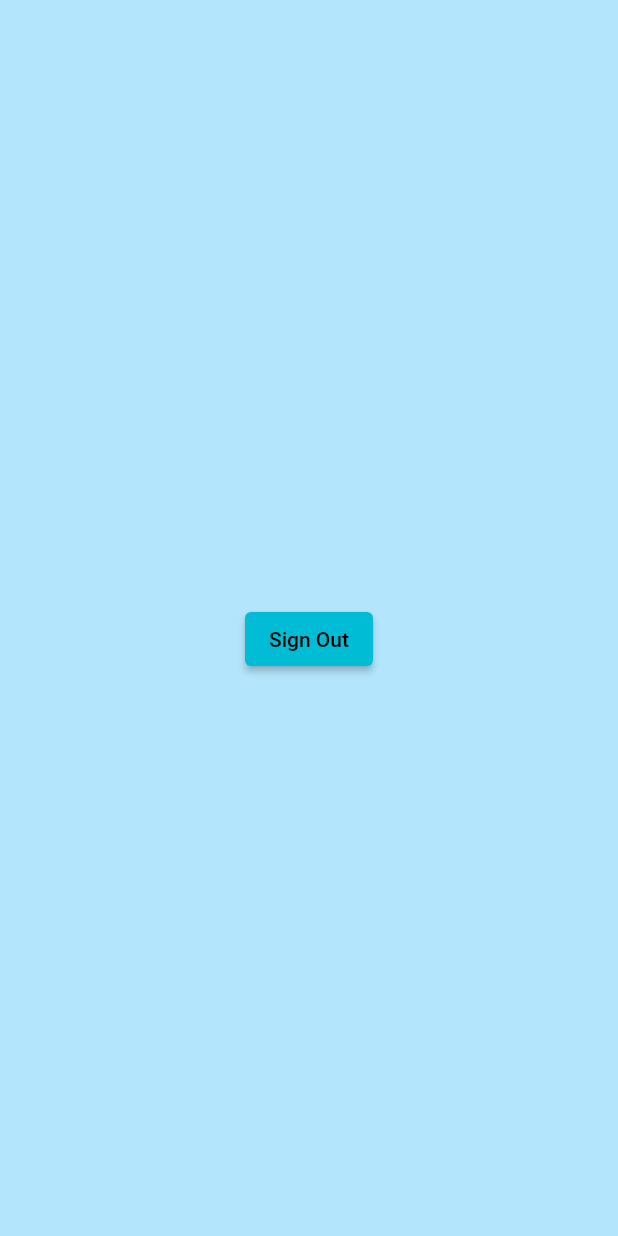
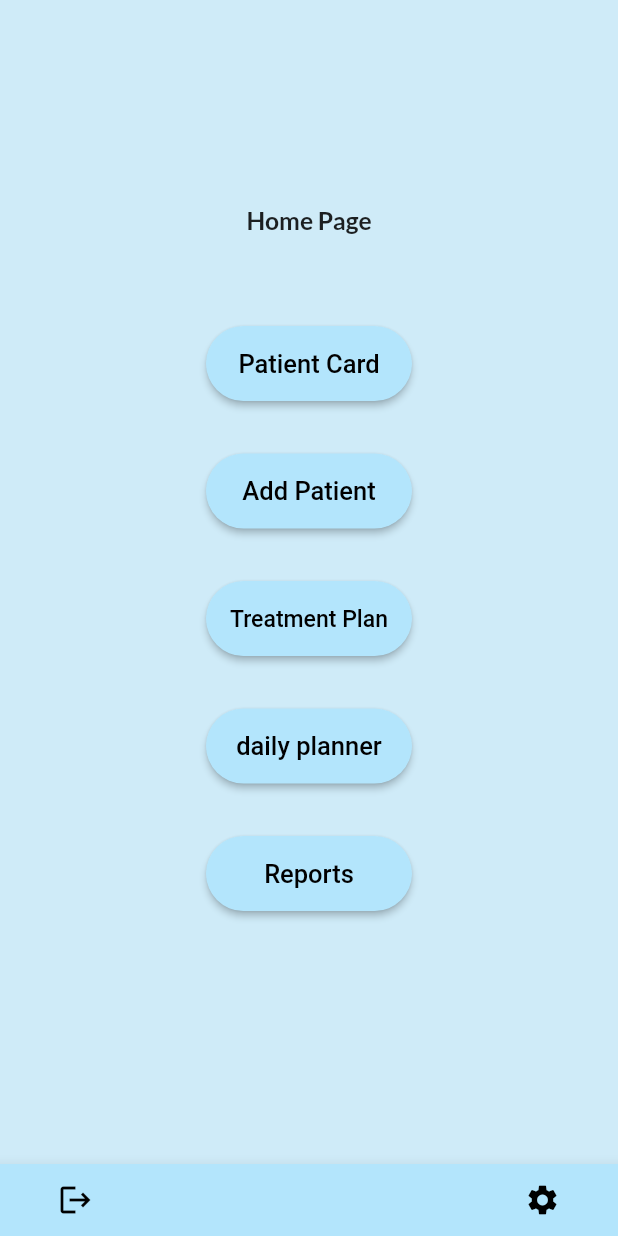
Before and after one commit to eizikr/MyDentist, a Flutter app: the screen it shows once a user with an empty profile is signed in, on a phone screen of 412 x 824 dp. Run offline on Flutter 3.47's test engine with Material 2 defaults, Android fonts, the phone set to English and light mode, and no system bars; our stand-ins replace firebase_auth, firebase_core, fluttertoast, google_fonts; accounts and stored records are empty.

Commit message:
Home page v1.0

```diff
--- a/lib/main.dart
+++ b/lib/main.dart
@@ -2,6 +2,7 @@ import 'package:firebase_core/firebase_core.dart';
 import 'package:flutter/material.dart';
 import 'package:my_dentist/widget_tree.dart';
 import 'firebase_options.dart';
+// import 'pages/home_page.dart';
 
 Future<void> main() async {
   WidgetsFlutterBinding.ensureInitialized();
@@ -20,9 +21,10 @@ class MyApp extends StatelessWidget {
       debugShowCheckedModeBanner: false,
       theme: ThemeData(
         primarySwatch: Colors.cyan,
-        scaffoldBackgroundColor: Colors.lightBlue[100],
+        scaffoldBackgroundColor: Color.fromARGB(255, 207, 235, 248),
       ),
       home: const WidgetTree(),
+      // home: HomePage(),
     );
   }
 }
--- a/lib/pages/home_page.dart
+++ b/lib/pages/home_page.dart
@@ -1,50 +1,110 @@
 import 'package:firebase_auth/firebase_auth.dart';
 import 'package:my_dentist/auth.dart';
 import 'package:flutter/material.dart';
+import 'package:google_fonts/google_fonts.dart';
+import 'package:my_dentist/pages/add_patient.dart';
+import './add_patient.dart';
+
+Future<void> signOut() async {
+  await Auth().signOut();
+}
 
 class HomePage extends StatelessWidget {
   HomePage({Key? key}) : super(key: key);
 
   final User? user = Auth().currentUser;
 
-  Future<void> signOut() async {
-    await Auth().signOut();
-  }
-
-  // Widget _title() {
-  //   return const Text('Firebase Auth');
-  // }
-
-  Widget _userEmail() {
-    return Text(user?.email ?? 'User email');
-  }
-
-  Widget _signOutButton() {
-    return ElevatedButton(
-      onPressed: signOut,
-      child: const Text('Sign Out'),
+  Widget _title({double fontSize = 40}) {
+    return Text(
+      'Home Page',
+      style: GoogleFonts.lato(
+        fontSize: fontSize,
+        fontWeight: FontWeight.bold,
+      ),
     );
   }
 
+  // Widget _userEmail() {
+  //   return Text(user?.email ?? 'User email');
+  // }
+
   @override
   Widget build(BuildContext context) {
+    MediaQueryData queryData;
+    queryData = MediaQuery.of(context);
+
+    var screenWidth = queryData.size.width;
+    var screenHeight = queryData.size.height;
+
     return Scaffold(
-      // appBar: AppBar(
-      //   title: _title(),
-      // ),
-      body: Container(
-        height: double.infinity,
-        width: double.infinity,
-        padding: const EdgeInsets.all(20),
+      bottomNavigationBar: const BottomBar(),
+      body: SingleChildScrollView(
+          child: Container(
+        padding: EdgeInsets.symmetric(
+            horizontal: screenWidth / 3, vertical: screenHeight / 6),
         child: Column(
-          crossAxisAlignment: CrossAxisAlignment.center,
           mainAxisAlignment: MainAxisAlignment.center,
+          children: [
+            _title(fontSize: screenWidth * 0.04),
+            const SizedBox(height: 60),
+            ButtonWidget(
+              text: 'Patient Card',
+              onClicked: () => {},
+            ),
+            const SizedBox(height: 35),
+            ButtonWidget(
+                text: 'Add Patient',
+                onClicked: () {
+                  Navigator.push(
+                    context,
+                    MaterialPageRoute(
+                      builder: (context) => AddPatientPage(),
+                    ),
+                  );
+                }),
+            const SizedBox(height: 35),
+            ButtonWidget(text: 'Treatment Plan', onClicked: () => {}),
+            const SizedBox(height: 35),
+            ButtonWidget(text: 'daily planner', onClicked: () => {}),
+            const SizedBox(height: 35),
+            ButtonWidget(text: 'Reports', onClicked: () => {}),
+          ],
+        ),
+      )),
+    );
+  }
+}
+
+class BottomBar extends StatelessWidget {
+  const BottomBar({super.key});
+
+  @override
+  Widget build(BuildContext context) {
+    return BottomAppBar(
+      color: Colors.lightBlue[100],
+      child: IconTheme(
+        data: IconThemeData(color: Theme.of(context).colorScheme.onPrimary),
+        child: Row(
           children: <Widget>[
-            _userEmail(),
-            const SizedBox(
-              height: 12.0,
+            const Spacer(
+              flex: 1,
             ),
-            _signOutButton(),
+            const IconButton(
+              tooltip: 'Logout',
+              icon: Icon(Icons.logout),
+              onPressed: signOut,
+            ),
+            const Spacer(
+              flex: 10,
+            ),
+            IconButton(
+              tooltip: 'Settings',
+              icon: const Icon(Icons.settings),
+              onPressed: () {},
+            ),
+            const Spacer(
+              flex: 1,
+            ),
           ],
         ),
       ),
@@ -52,25 +112,29 @@ class HomePage extends StatelessWidget {
   }
 }
 
-// import 'package:flutter/material.dart';
+class ButtonWidget extends StatelessWidget {
+  final String text;
+  final VoidCallback onClicked;
 
-// class ProfileScreen extends StatefulWidget {
-//   const ProfileScreen({Key? key}) : super(key: key);
+  const ButtonWidget({
+    Key? key,
+    required this.text,
+    required this.onClicked,
+  }) : super(key: key);
 
-//   @override
-//   State<ProfileScreen> createState() => _ProfileScreenState();
-// }
-
-// class _ProfileScreenState extends State<ProfileScreen> {
-//   @override
-//   Widget build(BuildContext context) {
-//     return Scaffold(
-//       appBar: AppBar(
-//         title: const Text('Second Route'),
-//       ),
-//       body: const Center(
-//         child: Text('Welcome!'),
-//       ),
-//     );
-//   }
-// }
+  @override
+  Widget build(BuildContext context) => ElevatedButton(
+        style: ElevatedButton.styleFrom(
+          minimumSize: const Size.fromHeight(50),
+          shape: const StadiumBorder(),
+          backgroundColor: Colors.lightBlue[100],
+        ),
+        onPressed: onClicked,
+        child: FittedBox(
+          child: Text(
+            text,
+            style: GoogleFonts.roboto(fontSize: 17, color: Colors.black),
+          ),
+        ),
+      );
+}
```
Also changed, not shown: lib/pages/add_patient.dart (added, +77 -0 lines), lib/pages/login_screen.dart (+68 -72 lines).
